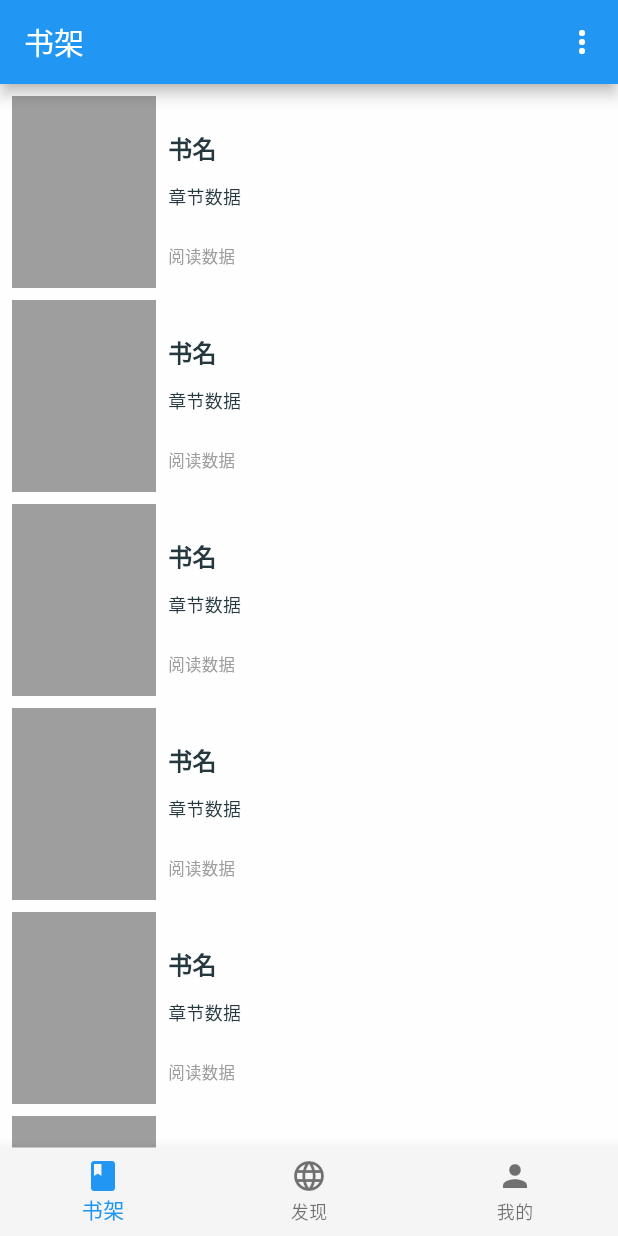
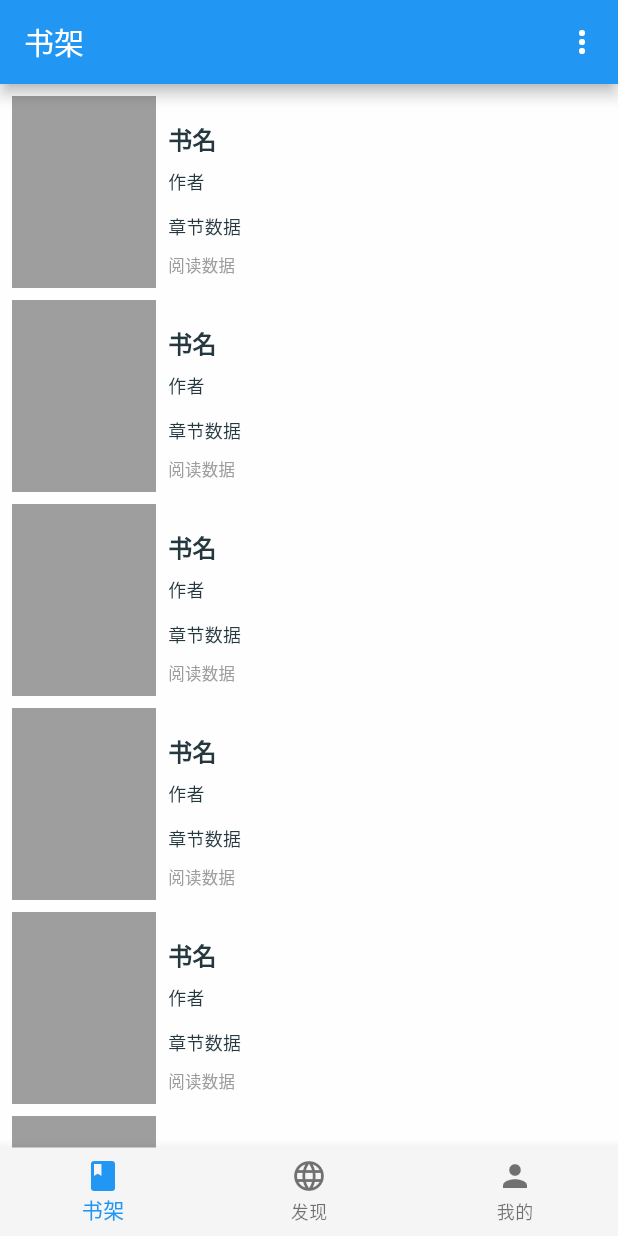
Before and after one commit to Devifish/readme-flutter, a Flutter app: the screen it shows after launch, on a phone screen of 412 x 824 dp. Run offline on Flutter 3.47's test engine with Material 2 defaults, Android fonts, the phone set to English and light mode, and no system bars; drawn by our look-alikes of pull_to_refresh; Roboto replaces fonts that are missing (WorkSans).

Commit message:
change: 一些调整

```diff
--- a/lib/main.dart
+++ b/lib/main.dart
@@ -19,7 +19,7 @@ class App extends StatelessWidget {
       statusBarIconBrightness: Brightness.dark,
       statusBarBrightness:
           Platform.isAndroid ? Brightness.dark : Brightness.light,
-      systemNavigationBarColor: Colors.grey.shade100,
+      systemNavigationBarColor: Colors.grey[100],
       systemNavigationBarDividerColor: Colors.grey,
       systemNavigationBarIconBrightness: Brightness.dark,
     );
--- a/lib/view/book/bookshelf.dart
+++ b/lib/view/book/bookshelf.dart
@@ -92,16 +92,21 @@ class _BookListItem extends StatelessWidget {
                 ),
               ),
               Container(
+                padding: const EdgeInsets.only(left: 8, top: 8.0),
+                child: Text(
+                  "作者",
+                  style: TextStyle(fontSize: 12),
+                ),
+              ),
+              Container(
                 padding: const EdgeInsets.only(left: 8, top: 12.0),
                 child: Text(
                   "章节数据",
                   style: TextStyle(fontSize: 12),
-                  overflow: TextOverflow.ellipsis,
-                  maxLines: 2,
                 ),
               ),
               Container(
-                padding: const EdgeInsets.only(left: 8, top: 22.0),
+                padding: const EdgeInsets.only(left: 8, top: 8.0),
                 child: Text("阅读数据",
                     style: TextStyle(color: Colors.grey, fontSize: 11)),
               ),
--- a/lib/view/home.dart
+++ b/lib/view/home.dart
@@ -48,7 +48,7 @@ class _HomeState extends State<Home> {
             controller: _pageController,
             onPageChanged: _onPageChanged),
         bottomNavigationBar: BottomNavigationBar(
-          backgroundColor: Colors.grey.shade100,
+          backgroundColor: Colors.grey[100],
           items: bottomItems,
           type: BottomNavigationBarType.fixed,
           currentIndex: _selectedIndex,
```
Also changed, not shown: 1 other file.
